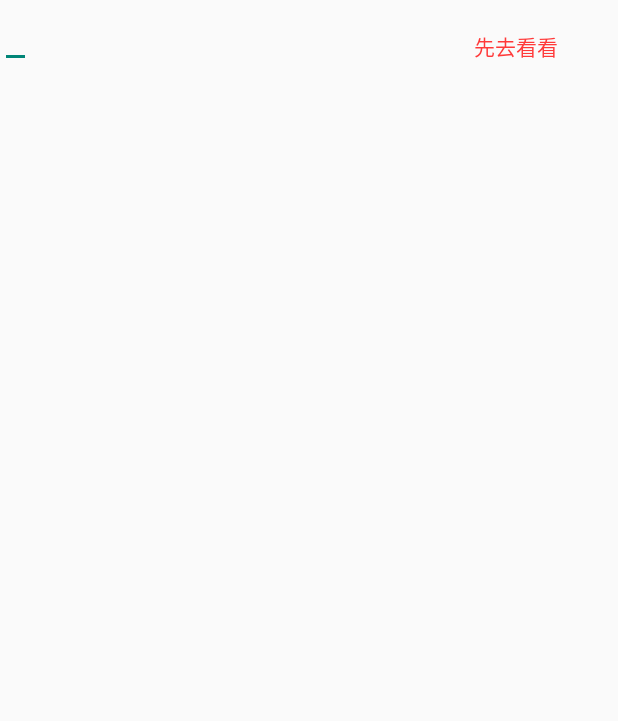
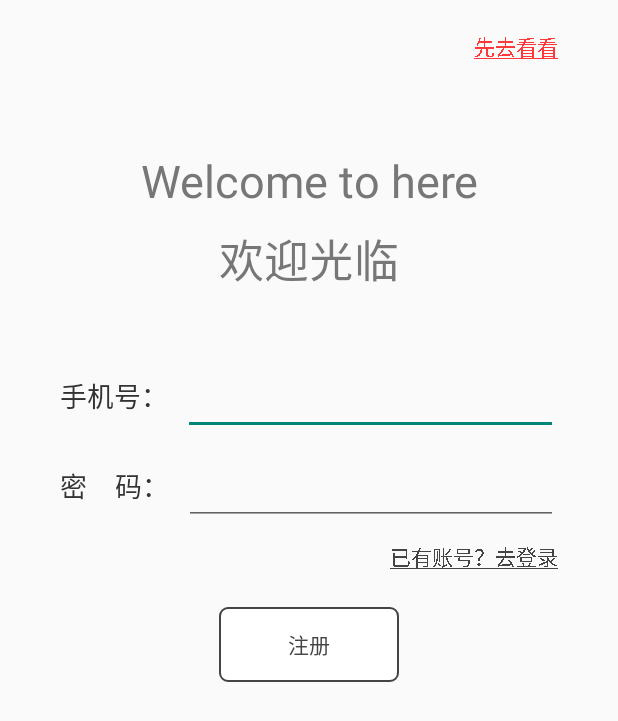
Before and after one commit to Max2872/mxd_community, an Android app: the screen it shows after launch (LoginActivity), on a phone screen of 412 x 824 dp. Before the commit the part shown is almost empty. Shown: the top 721 px of the screen. Run offline under Robolectric (Android 15) with nearby library versions, the phone set to English and light mode, and no system bars.

Commit message:
开发登录页面

```diff
--- a/Mxd_community/app/src/main/java/com/project/mxd/mxd_community/LoginActivity.java
+++ b/Mxd_community/app/src/main/java/com/project/mxd/mxd_community/LoginActivity.java
@@ -1,8 +1,8 @@
 package com.project.mxd.mxd_community;
 
+import android.graphics.Paint;
 import android.support.v7.app.AppCompatActivity;
 import android.os.Bundle;
-import android.view.LayoutInflater;
 import android.view.View;
 import android.widget.TextView;
 
@@ -15,9 +15,27 @@ public class LoginActivity extends AppCompatActivity {
         initViews();
     }
     private void initViews() {
-        LayoutInflater mainInflater = LayoutInflater.from(this);
-        View formView = mainInflater.inflate(R.layout.activity_login,null);
-//        TextView ignoreBtn =
 
+        TextView ignoreBtn =(TextView)findViewById(R.id.ignore_btn);
+        TextView loginDesc = (TextView)findViewById(R.id.loginDesc);
+        TextView loginBtn = (TextView)findViewById(R.id.login_btn);
+        //文本下划线
+        ignoreBtn.getPaint().setFlags(Paint.UNDERLINE_TEXT_FLAG);
+        loginDesc.getPaint().setFlags(Paint.UNDERLINE_TEXT_FLAG);
+
+        //忽略登录
+        ignoreBtn.setOnClickListener(new View.OnClickListener() {
+            @Override
+            public void onClick(View v) {
+            }
+        });
+
+        //登录/注册
+        loginBtn.setOnClickListener(new View.OnClickListener() {
+            @Override
+            public void onClick(View v) {
+
+            }
+        });
     }
 }
--- /dev/null
+++ b/Mxd_community/app/src/main/res/drawable/shape_corner.xml
@@ -0,0 +1,6 @@
+<?xml version="1.0" encoding="utf-8"?>
+<shape xmlns:android="http://schemas.android.com/apk/res/android">
+    <solid android:color="#fff"/>
+    <corners android:radius="5dp"/>
+    <stroke android:width="1dp" android:color="#444"/>
+</shape>
--- a/Mxd_community/app/src/main/res/layout/activity_login.xml
+++ b/Mxd_community/app/src/main/res/layout/activity_login.xml
@@ -12,14 +12,110 @@
         android:layout_height="wrap_content"
         android:text="先去看看"
         android:textColor="#ff3939"
+        android:textSize="14dp"
         android:layout_marginTop="20dp"
         android:layout_marginRight="40dp"
         app:layout_constraintTop_toTopOf="parent"
         app:layout_constraintRight_toRightOf="parent"
         />
 
-    <EditText
+    <TextView
+        android:layout_width="match_parent"
+        android:layout_height="match_parent"
+        android:text="Welcome to here"
+        android:textColor="#777"
+        android:textSize="30dp"
+        android:gravity="center_horizontal"
+        android:layout_marginTop="100dp"
+        android:layout_marginLeft="40dp"
+        android:layout_marginRight="40dp" />
+    <TextView
+        android:layout_width="match_parent"
+        android:layout_height="match_parent"
+        android:text="欢迎光临"
+        android:textColor="#777"
+        android:textSize="30dp"
+        android:gravity="center_horizontal"
+        android:layout_marginTop="150dp"
+        android:layout_marginLeft="40dp"
+        android:layout_marginRight="40dp" />
+
+    <RelativeLayout
+        android:layout_width="match_parent"
+        android:layout_height="match_parent"
+        android:layout_marginTop="250dp"
+        android:layout_marginLeft="40dp"
+        android:layout_marginRight="40dp">
+        <TextView
+            android:id="@+id/phoneDesc"
+            android:layout_width="wrap_content"
+            android:layout_height="40dp"
+            android:text="手机号："
+            android:textColor="#333"
+            android:textSize="18dp" />
+
+        <EditText
+            android:id="@+id/phoneEdit"
+            android:layout_width="wrap_content"
+            android:layout_height="40dp"
+            android:ems="19"
+            android:inputType="phone"
+            android:layout_marginLeft="10dp"
+            android:layout_toRightOf="@+id/phoneDesc"
+            android:layout_alignParentTop="true"/>
+    </RelativeLayout>
+
+    <RelativeLayout
+        android:layout_width="match_parent"
+        android:layout_height="match_parent"
+        android:layout_marginTop="310dp"
+        android:layout_marginLeft="40dp"
+        android:layout_marginRight="40dp">
+        <TextView
+            android:id="@+id/passwardDesc"
+            android:layout_width="wrap_content"
+            android:layout_height="40dp"
+            android:text="密    码："
+            android:textColor="#333"
+            android:textSize="18dp" />
+
+        <EditText
+            android:id="@+id/passwardEdit"
+            android:layout_width="wrap_content"
+            android:layout_height="40dp"
+            android:ems="20"
+            android:inputType="textPassword"
+            android:layout_marginLeft="10dp"
+            android:layout_toRightOf="@+id/passwardDesc"
+            android:layout_alignParentTop="true"/>
+    </RelativeLayout>
+    <TextView
+        android:id="@+id/loginDesc"
         android:layout_width="wrap_content"
-        android:layout_height="wrap_content" />
+        android:layout_height="wrap_content"
+        android:text="已有账号？去登录"
+        android:textColor="#444"
+        android:textSize="14dp"
+        android:layout_marginTop="360dp"
+        android:layout_marginRight="40dp"
+        app:layout_constraintTop_toTopOf="parent"
+        app:layout_constraintRight_toRightOf="parent" />
+    <RelativeLayout
+        android:layout_width="match_parent"
+        android:layout_height="80dp"
+        android:layout_marginTop="390dp"
+        app:layout_constraintTop_toTopOf="parent"
+        app:layout_constraintRight_toRightOf="parent">
+        <TextView
+            android:id="@+id/login_btn"
+            android:layout_width="120dp"
+            android:layout_height="50dp"
+            android:text="注册"
+            android:textColor="#444"
+            android:textSize="14dp"
+            android:gravity="center"
+            android:layout_centerInParent="true"
+            android:background="@drawable/shape_corner"/>
+    </RelativeLayout>
 
 </android.support.constraint.ConstraintLayout>
```
